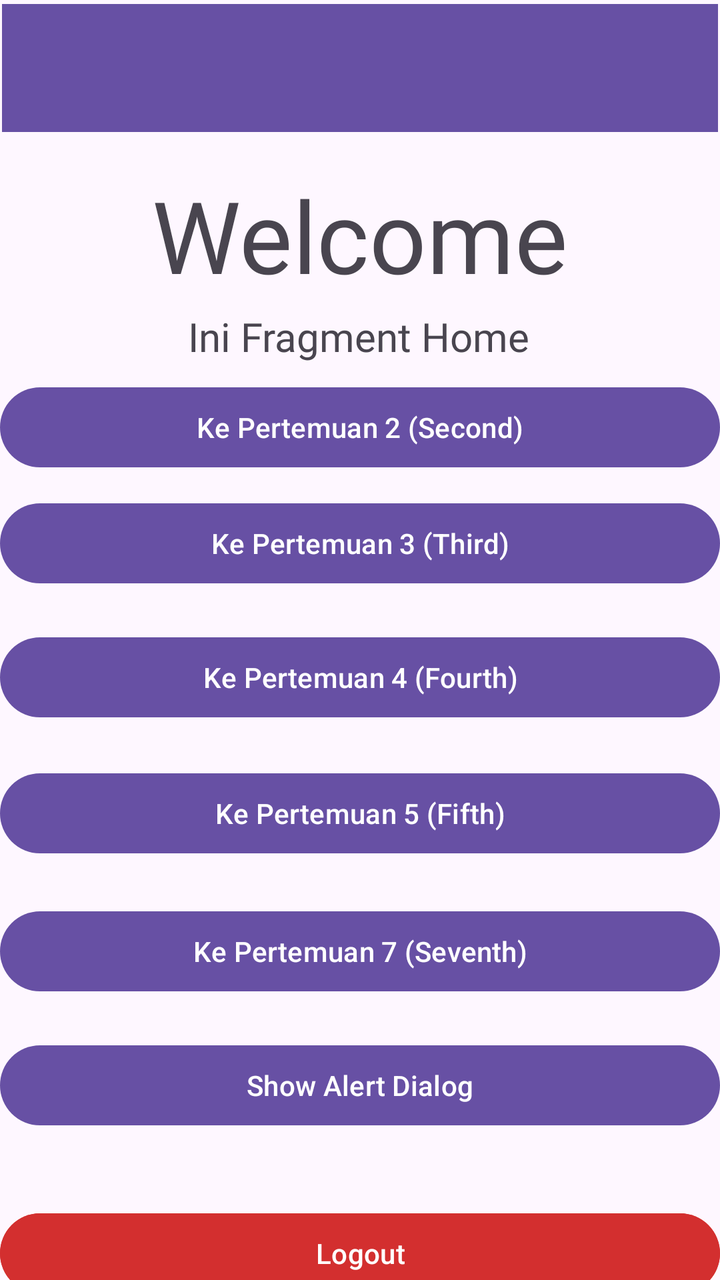
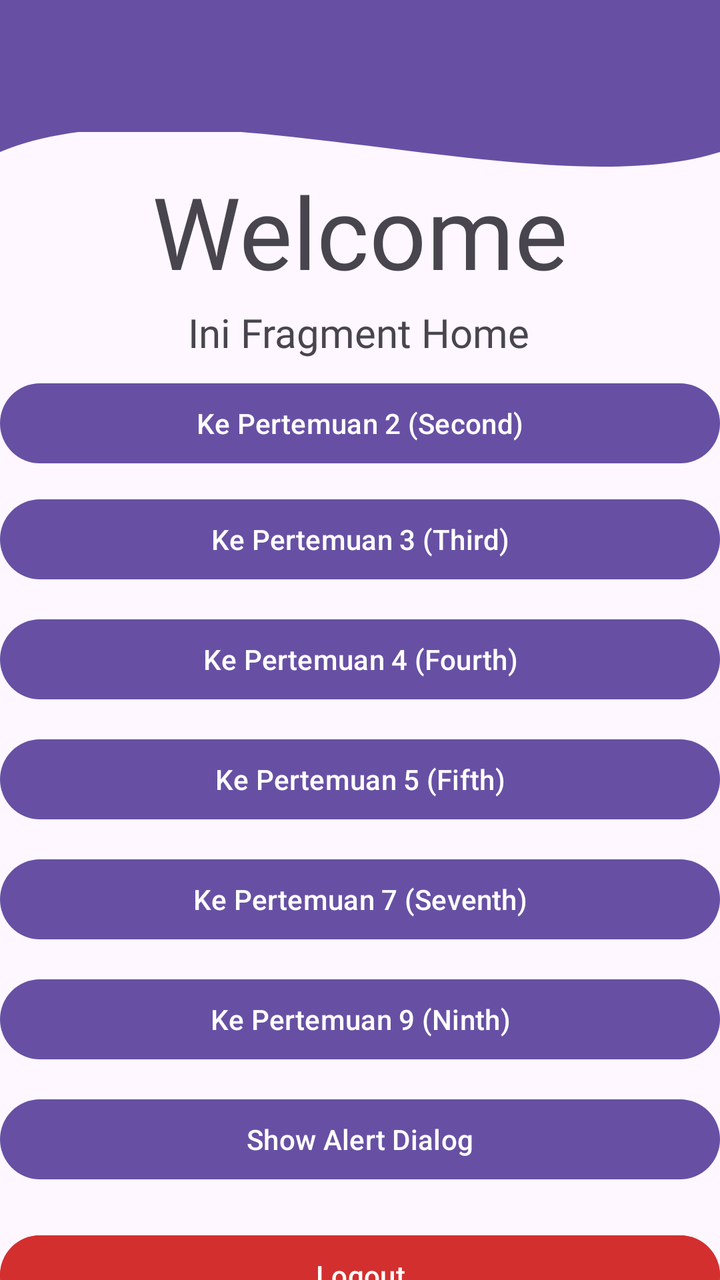

Compare the two renders of this Android layout. The source of the first and the diff that turns it into the second are given below.
<!-- AndroidManifest.xml: application theme Theme.Proxima_Centauri_B_Owen_3TIE -->
<!-- res/layout/fragment_home.xml -->
<?xml version="1.0" encoding="utf-8"?>
<androidx.constraintlayout.widget.ConstraintLayout xmlns:android="http://schemas.android.com/apk/res/android"
    xmlns:app="http://schemas.android.com/apk/res-auto"
    xmlns:tools="http://schemas.android.com/tools"
    android:layout_width="match_parent"
    android:layout_height="match_parent"
    tools:context=".Home.HomeFragment">

    <TextView
        android:id="@+id/textView1"
        android:layout_width="wrap_content"
        android:layout_height="wrap_content"
        android:layout_marginTop="84dp"
        android:fontFamily="@font/bebasneue_regular"
        android:text="Welcome"
        android:textSize="50sp"
        app:layout_constraintEnd_toEndOf="parent"
        app:layout_constraintStart_toStartOf="parent"
        app:layout_constraintTop_toTopOf="parent" />

    <TextView
        android:id="@+id/textView2"
        android:layout_width="wrap_content"
        android:layout_height="wrap_content"
        android:layout_marginTop="4dp"
        android:fontFamily="@font/bebasneue_regular"
        android:text="Ini Fragment Home"
        android:textSize="20sp"
        app:layout_constraintEnd_toEndOf="parent"
        app:layout_constraintHorizontal_bias="0.498"
        app:layout_constraintStart_toStartOf="parent"
        app:layout_constraintTop_toBottomOf="@+id/textView1" />

    <Button
        android:id="@+id/btnToFifth"
        android:layout_width="match_parent"
        android:layout_height="wrap_content"
        android:layout_marginTop="20dp"
        android:text="Ke Pertemuan 5 (Fifth)"
        app:layout_constraintEnd_toEndOf="@+id/btnToSeventh"
        app:layout_constraintStart_toStartOf="@+id/btnToSeventh"
        app:layout_constraintTop_toBottomOf="@+id/btnToFourth" />

    <Button
        android:id="@+id/btnToSecond"
        android:layout_width="match_parent"
        android:layout_height="wrap_content"
        android:layout_marginTop="8dp"
        android:text="Ke Pertemuan 2 (Second)"
        app:layout_constraintEnd_toEndOf="@+id/btnToThird"
        app:layout_constraintHorizontal_bias="0.0"
        app:layout_constraintStart_toStartOf="@+id/btnToThird"
        app:layout_constraintTop_toBottomOf="@+id/textView2" />

    <Button
        android:id="@+id/btnToThird"
        android:layout_width="match_parent"
        android:layout_height="wrap_content"
        android:layout_marginTop="10dp"
        android:text="Ke Pertemuan 3 (Third)"
        app:layout_constraintEnd_toEndOf="@+id/btnToFourth"
        app:layout_constraintStart_toStartOf="@+id/btnToFourth"
        app:layout_constraintTop_toBottomOf="@+id/btnToSecond" />

    <Button
        android:id="@+id/btnToFourth"
        android:layout_width="match_parent"
        android:layout_height="wrap_content"
        android:layout_marginTop="19dp"
        android:text="Ke Pertemuan 4 (Fourth)"
        app:layout_constraintEnd_toEndOf="@+id/btnToFifth"
        app:layout_constraintStart_toStartOf="@+id/btnToFifth"
        app:layout_constraintTop_toBottomOf="@+id/btnToThird" />

    <Button
        android:id="@+id/btnToSeventh"
        android:layout_width="match_parent"
        android:layout_height="wrap_content"
        android:layout_marginTop="21dp"
        android:text="Ke Pertemuan 7 (Seventh)"
        app:layout_constraintEnd_toEndOf="@+id/btnShowAlertDialog"
        app:layout_constraintStart_toStartOf="@+id/btnShowAlertDialog"
        app:layout_constraintTop_toBottomOf="@+id/btnToFifth" />

    <Button
        android:id="@+id/btnShowAlertDialog"
        android:layout_width="match_parent"
        android:layout_height="wrap_content"
        android:layout_marginTop="19dp"
        android:text="Show Alert Dialog"
        app:layout_constraintEnd_toEndOf="parent"
        app:layout_constraintStart_toStartOf="parent"
        app:layout_constraintTop_toBottomOf="@+id/btnToSeventh" />

    <Button
        android:id="@+id/btnLogout"
        android:layout_width="match_parent"
        android:layout_height="wrap_content"
        android:layout_marginTop="36dp"
        android:backgroundTint="#D32F2F"
        android:text="Logout"
        app:layout_constraintEnd_toEndOf="parent"
        app:layout_constraintStart_toStartOf="parent"
        app:layout_constraintTop_toBottomOf="@+id/btnShowAlertDialog" />

    <androidx.appcompat.widget.Toolbar
        android:id="@+id/toolbar"
        android:layout_width="match_parent"
        android:layout_height="wrap_content"
        android:layout_marginStart="1dp"
        android:layout_marginTop="2dp"
        android:layout_marginEnd="1dp"
        android:background="?attr/colorPrimary"
        android:minHeight="?attr/actionBarSize"
        android:theme="?attr/actionBarTheme"

        app:layout_constraintEnd_toEndOf="parent"
        app:layout_constraintStart_toStartOf="parent"
        app:layout_constraintTop_toTopOf="parent" />


</androidx.constraintlayout.widget.ConstraintLayout>
<!-- resources referenced by this layout -->
<resources>
  <style name="Theme.Proxima_Centauri_B_Owen_3TIE" parent="Base.Theme.Proxima_Centauri_B_Owen_3TIE" />
  <style name="Base.Theme.Proxima_Centauri_B_Owen_3TIE" parent="Theme.Material3.DayNight.NoActionBar">
          
          
      </style>
</resources>

<!-- the commit's change to res/layout/fragment_home.xml (unified diff, before → after) -->
@@ -5,18 +5,40 @@
     android:layout_width="match_parent"
     android:layout_height="match_parent"
     tools:context=".Home.HomeFragment">
+    <View
+        android:id="@+id/background_header"
+        android:layout_width="0dp"
+        android:layout_height="190dp"
+        android:background="@drawable/bg_header_wave"
+        app:layout_constraintStart_toStartOf="parent"
+        app:layout_constraintEnd_toEndOf="parent"
+        app:layout_constraintTop_toTopOf="parent"/>
+
+    <androidx.appcompat.widget.Toolbar
+        android:id="@+id/toolbar"
+        android:layout_width="match_parent"
+        android:layout_height="wrap_content"
+        android:layout_marginStart="1dp"
+        android:layout_marginTop="2dp"
+        android:layout_marginEnd="1dp"
+        android:background="?attr/colorPrimary"
+        android:minHeight="?attr/actionBarSize"
+        android:theme="?attr/actionBarTheme"
+        app:layout_constraintEnd_toEndOf="parent"
+        app:layout_constraintStart_toStartOf="parent"
+        app:layout_constraintTop_toTopOf="parent" />
 
     <TextView
         android:id="@+id/textView1"
         android:layout_width="wrap_content"
         android:layout_height="wrap_content"
-        android:layout_marginTop="84dp"
+        android:layout_marginTop="16dp"
         android:fontFamily="@font/bebasneue_regular"
         android:text="Welcome"
         android:textSize="50sp"
         app:layout_constraintEnd_toEndOf="parent"
         app:layout_constraintStart_toStartOf="parent"
-        app:layout_constraintTop_toTopOf="parent" />
+        app:layout_constraintTop_toBottomOf="@+id/toolbar" />
 
     <TextView
         android:id="@+id/textView2"
@@ -30,16 +52,6 @@
         app:layout_constraintHorizontal_bias="0.498"
         app:layout_constraintStart_toStartOf="parent"
         app:layout_constraintTop_toBottomOf="@+id/textView1" />
-
-    <Button
-        android:id="@+id/btnToFifth"
-        android:layout_width="match_parent"
-        android:layout_height="wrap_content"
-        android:layout_marginTop="20dp"
-        android:text="Ke Pertemuan 5 (Fifth)"
-        app:layout_constraintEnd_toEndOf="@+id/btnToSeventh"
-        app:layout_constraintStart_toStartOf="@+id/btnToSeventh"
-        app:layout_constraintTop_toBottomOf="@+id/btnToFourth" />
 
     <Button
         android:id="@+id/btnToSecond"
@@ -66,57 +78,61 @@
         android:id="@+id/btnToFourth"
         android:layout_width="match_parent"
         android:layout_height="wrap_content"
-        android:layout_marginTop="19dp"
+        android:layout_marginTop="12dp"
         android:text="Ke Pertemuan 4 (Fourth)"
         app:layout_constraintEnd_toEndOf="@+id/btnToFifth"
         app:layout_constraintStart_toStartOf="@+id/btnToFifth"
         app:layout_constraintTop_toBottomOf="@+id/btnToThird" />
 
     <Button
+        android:id="@+id/btnToFifth"
+        android:layout_width="match_parent"
+        android:layout_height="wrap_content"
+        android:layout_marginTop="12dp"
+        android:text="Ke Pertemuan 5 (Fifth)"
+        app:layout_constraintEnd_toEndOf="@+id/btnToSeventh"
+        app:layout_constraintStart_toStartOf="@+id/btnToSeventh"
+        app:layout_constraintTop_toBottomOf="@+id/btnToFourth" />
+
+    <Button
         android:id="@+id/btnToSeventh"
         android:layout_width="match_parent"
         android:layout_height="wrap_content"
-        android:layout_marginTop="21dp"
+        android:layout_marginTop="12dp"
         android:text="Ke Pertemuan 7 (Seventh)"
+        app:layout_constraintEnd_toEndOf="@+id/btnToNinth"
+        app:layout_constraintStart_toStartOf="@+id/btnToNinth"
+        app:layout_constraintTop_toBottomOf="@+id/btnToFifth" />
+
+    <Button
+        android:id="@+id/btnToNinth"
+        android:layout_width="match_parent"
+        android:layout_height="wrap_content"
+        android:layout_marginTop="12dp"
+        android:text="Ke Pertemuan 9 (Ninth)"
         app:layout_constraintEnd_toEndOf="@+id/btnShowAlertDialog"
         app:layout_constraintStart_toStartOf="@+id/btnShowAlertDialog"
-        app:layout_constraintTop_toBottomOf="@+id/btnToFifth" />
+        app:layout_constraintTop_toBottomOf="@+id/btnToSeventh" />
 
     <Button
         android:id="@+id/btnShowAlertDialog"
         android:layout_width="match_parent"
         android:layout_height="wrap_content"
-        android:layout_marginTop="19dp"
+        android:layout_marginTop="12dp"
         android:text="Show Alert Dialog"
         app:layout_constraintEnd_toEndOf="parent"
         app:layout_constraintStart_toStartOf="parent"
-        app:layout_constraintTop_toBottomOf="@+id/btnToSeventh" />
+        app:layout_constraintTop_toBottomOf="@+id/btnToNinth" />
 
     <Button
         android:id="@+id/btnLogout"
         android:layout_width="match_parent"
         android:layout_height="wrap_content"
-        android:layout_marginTop="36dp"
+        android:layout_marginTop="20dp"
         android:backgroundTint="#D32F2F"
         android:text="Logout"
         app:layout_constraintEnd_toEndOf="parent"
         app:layout_constraintStart_toStartOf="parent"
         app:layout_constraintTop_toBottomOf="@+id/btnShowAlertDialog" />
 
-    <androidx.appcompat.widget.Toolbar
-        android:id="@+id/toolbar"
-        android:layout_width="match_parent"
-        android:layout_height="wrap_content"
-        android:layout_marginStart="1dp"
-        android:layout_marginTop="2dp"
-        android:layout_marginEnd="1dp"
-        android:background="?attr/colorPrimary"
-        android:minHeight="?attr/actionBarSize"
-        android:theme="?attr/actionBarTheme"
-
-        app:layout_constraintEnd_toEndOf="parent"
-        app:layout_constraintStart_toStartOf="parent"
-        app:layout_constraintTop_toTopOf="parent" />
-
-
 </androidx.constraintlayout.widget.ConstraintLayout>
<!-- resource entries referenced after the edit -->
@@ -1,5 +1,25 @@
 <!-- resources referenced by this layout -->
 <resources>
+  <!-- drawable bg_header_wave (drawable) -->
+  <?xml version="1.0" encoding="utf-8"?>
+  <vector xmlns:android="http://schemas.android.com/apk/res/android"
+      android:width="100dp"
+      android:height="100dp"
+      android:viewportWidth="100"
+      android:viewportHeight="100">
+  
+      
+      <path
+          android:fillColor="?attr/colorPrimary"
+          android:pathData="
+              M0,0
+              L100,0
+              L100,40
+              C 75,55
+                25,20
+                0,40
+              Z" />
+  </vector>
   <style name="Theme.Proxima_Centauri_B_Owen_3TIE" parent="Base.Theme.Proxima_Centauri_B_Owen_3TIE" />
   <style name="Base.Theme.Proxima_Centauri_B_Owen_3TIE" parent="Theme.Material3.DayNight.NoActionBar">
           
